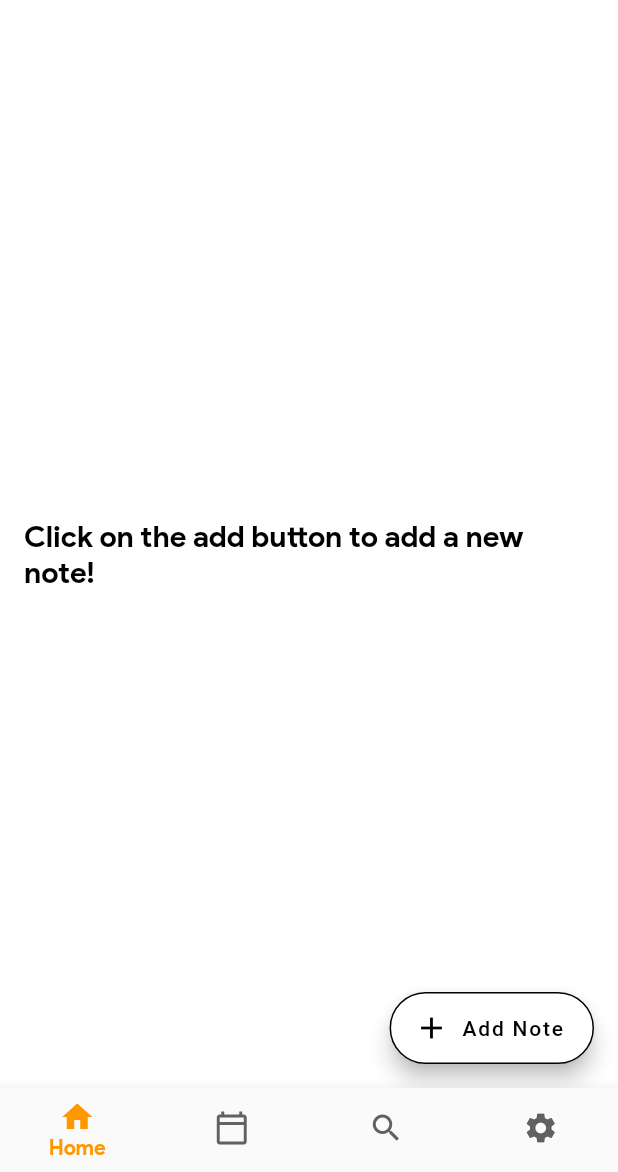
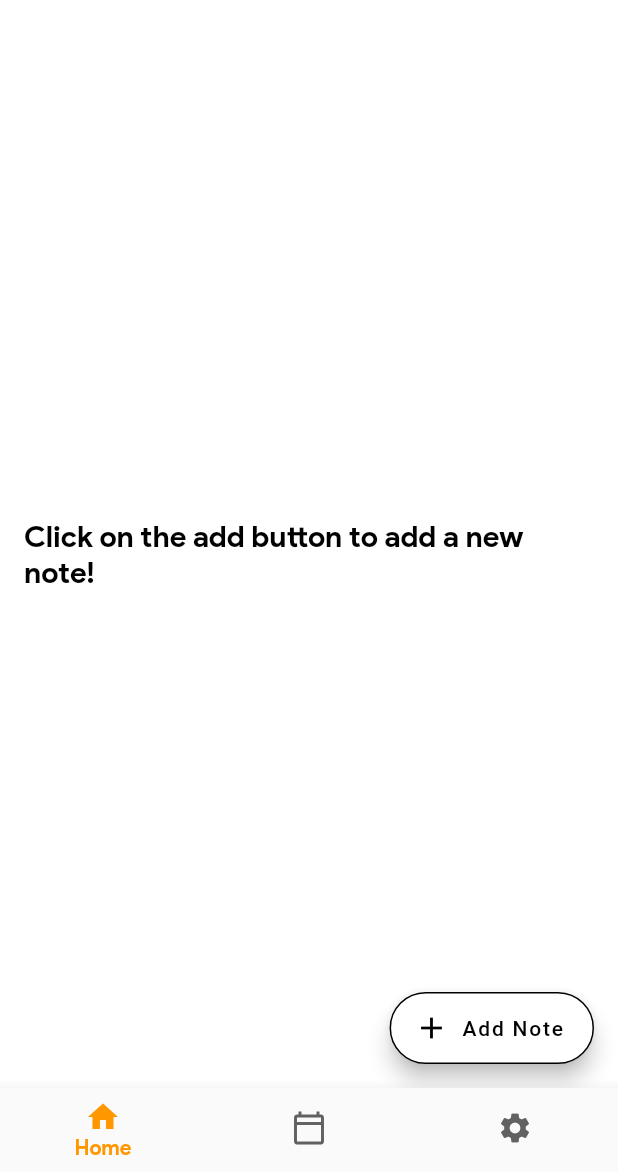
Before and after one commit to Akhil-ps-dev/final_sqlflit-diary, a Flutter app: the screen it shows after launch, on a phone screen of 412 x 824 dp, the part 64-1236 px from its top. Run offline on Flutter 3.47's test engine with Material 2 defaults, Android fonts, the phone set to English and light mode, and no system bars; our stand-ins replace date_picker_timeline, flutter_settings_screens, google_fonts, image_picker, lite_rolling_switch, sqflite; accounts and stored records are empty.

Commit message:
added list view and removed grid

```diff
--- a/lib/home_page.dart
+++ b/lib/home_page.dart
@@ -2,7 +2,6 @@
 
 import 'package:devolopment/screens/initial_pages/01_note_list.dart';
 import 'package:devolopment/screens/initial_pages/02_Calendar_page.dart';
-import 'package:devolopment/screens/initial_pages/04_search_page.dart';
 import 'package:devolopment/screens/initial_pages/05_settings_page.dart';
 import 'package:flutter/material.dart';
 
@@ -16,7 +15,6 @@ class _HomePageState extends State<HomePage> {
   final screens = [
     NoteList(),
     CalendarPage(),
-    SearchPage(),
     SettingsPage(),
   ];
 
@@ -46,11 +44,6 @@ class _HomePageState extends State<HomePage> {
               label: 'Calendar'),
           BottomNavigationBarItem(
               icon: Icon(
-                Icons.search,
-              ),
-              label: 'Explore'),
-          BottomNavigationBarItem(
-              icon: Icon(
                 Icons.settings,
               ),
               label: 'Settings'),
--- a/lib/screens/initial_pages/01_note_list.dart
+++ b/lib/screens/initial_pages/01_note_list.dart
@@ -7,7 +7,6 @@ import 'package:devolopment/db_helper/db_helper.dart';
 import 'package:devolopment/model_class/notes.dart';
 import 'package:devolopment/utils/widgets.dart';
 import 'package:flutter/material.dart';
-import 'package:flutter_staggered_grid_view/flutter_staggered_grid_view.dart';
 import 'package:sqflite/sqflite.dart';
 
 class NoteList extends StatefulWidget {
@@ -50,23 +49,6 @@ class NoteListState extends State<NoteList> {
                   }
                 },
               ),
-        actions: <Widget>[
-          noteList.length == 0
-              ? Container()
-              : IconButton(
-                  icon: Icon(
-                    axisCount == 2 ? Icons.list : Icons.grid_on,
-                    color: Colors.black,
-                  ),
-                  onPressed: () {
-                    setState(
-                      () {
-                        axisCount = axisCount == 2 ? 4 : 2;
-                      },
-                    );
-                  },
-                ),
-        ],
       );
     }
 
@@ -108,9 +90,8 @@ class NoteListState extends State<NoteList> {
   //!note List custom
 
   Widget getNotesList() {
-    return StaggeredGridView.countBuilder(
+    return ListView.builder(
       physics: BouncingScrollPhysics(),
-      crossAxisCount: 4,
       itemCount: count,
       itemBuilder: (BuildContext context, int index) => GestureDetector(
         onTap: () {
@@ -174,9 +155,6 @@ class NoteListState extends State<NoteList> {
           ),
         ),
       ),
-      staggeredTileBuilder: (int index) => StaggeredTile.fit(axisCount),
-      mainAxisSpacing: 4.0,
-      crossAxisSpacing: 4.0,
     );
   }
 
--- a/pubspec.yaml
+++ b/pubspec.yaml
@@ -31,6 +31,7 @@ dependencies:
   image_picker: ^0.8.3+1
   intl: 0.17.0
   lite_rolling_switch: ^0.1.1
+  path_provider: ^2.0.5
   sqflite: 2.0.0+3
 
 dev_dependencies:
```
Also changed, not shown: lib/screens/initial_pages/04_search_page.dart (deleted, +0 -8 lines), lib/screens/initial_pages/05_settings_page.dart (+7 -7 lines), pubspec.lock.
